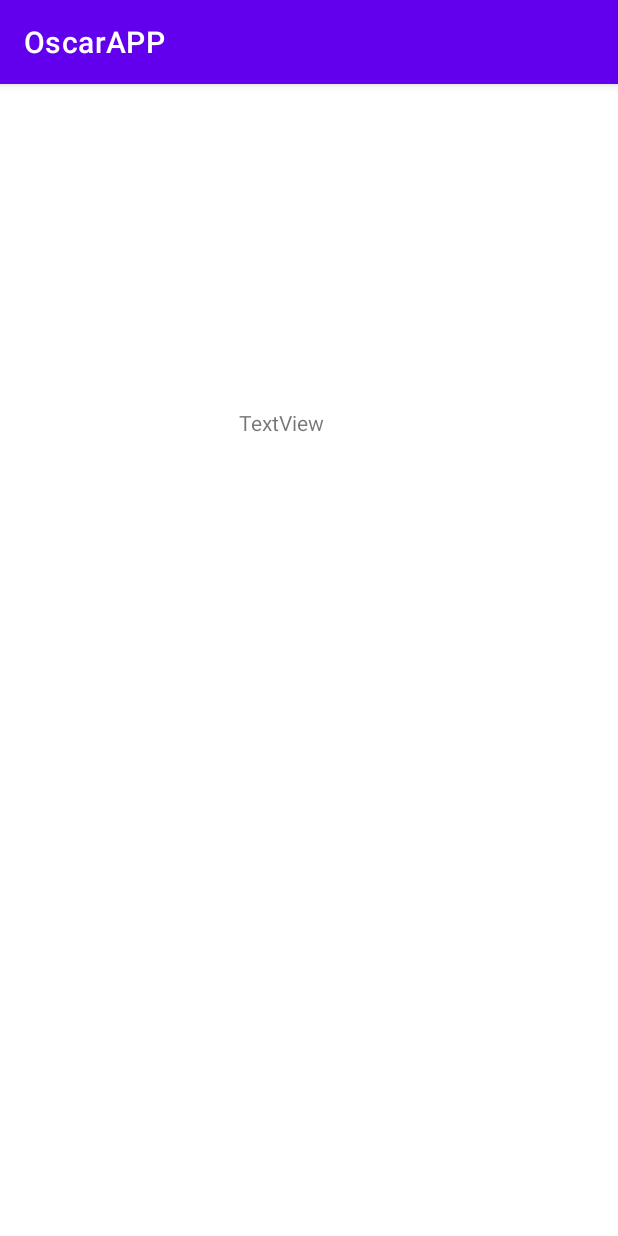
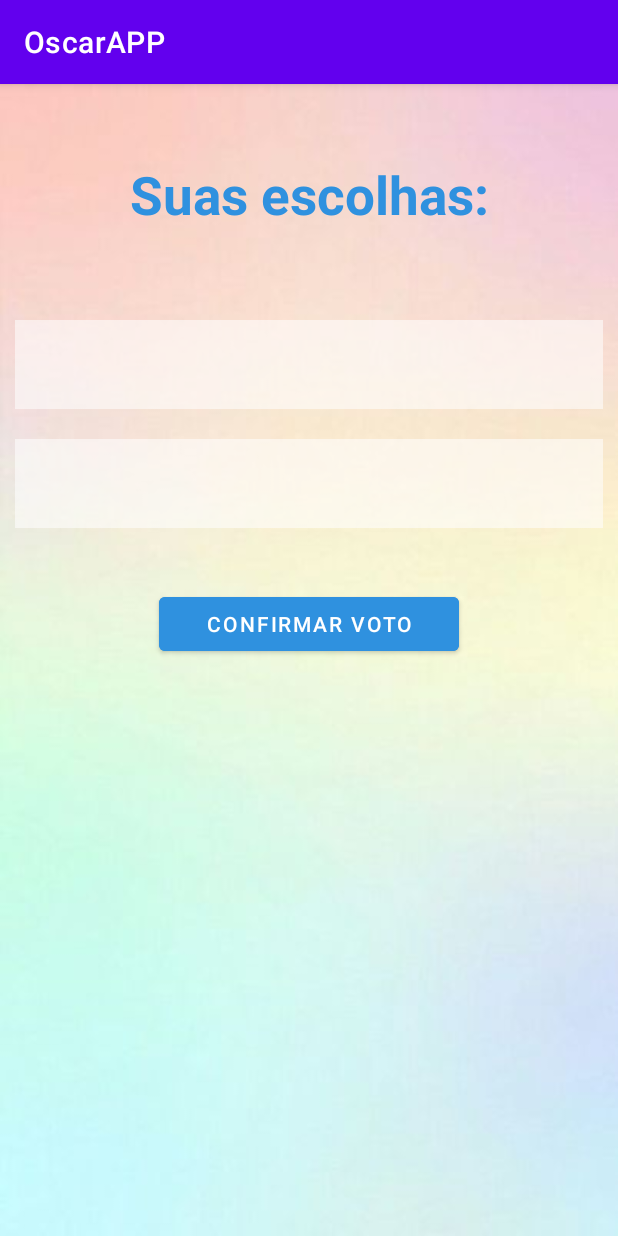
Before and after one commit to AnaDolata/OscarApp, an Android app: the ConfirmVote screen opened directly, with no data from a screen before it, on a phone screen of 412 x 824 dp. Run offline under Robolectric (Android 15) with nearby library versions, the phone set to English and light mode, and no system bars.

Commit message:
Adicionado desing basico

```diff
--- a/app/src/main/java/com/example/oscarapp/ConfirmVote.java
+++ b/app/src/main/java/com/example/oscarapp/ConfirmVote.java
@@ -3,6 +3,7 @@ package com.example.oscarapp;
 import androidx.appcompat.app.AppCompatActivity;
 
 import android.os.Bundle;
+import android.view.View;
 
 public class ConfirmVote extends AppCompatActivity {
 
@@ -11,4 +12,7 @@ public class ConfirmVote extends AppCompatActivity {
         super.onCreate(savedInstanceState);
         setContentView(R.layout.activity_confirm_vote);
     }
+    public void btnConfirmarVoto(View view){
+
+    }
 }
--- a/app/src/main/res/layout/activity_confirm_vote.xml
+++ b/app/src/main/res/layout/activity_confirm_vote.xml
@@ -1,18 +1,70 @@
 <?xml version="1.0" encoding="utf-8"?>
-<androidx.constraintlayout.widget.ConstraintLayout xmlns:android="http://schemas.android.com/apk/res/android"
+<RelativeLayout xmlns:android="http://schemas.android.com/apk/res/android"
     xmlns:app="http://schemas.android.com/apk/res-auto"
     xmlns:tools="http://schemas.android.com/tools"
     android:layout_width="match_parent"
     android:layout_height="match_parent"
-    tools:context=".ConfirmVote">
+    tools:context=".ConfirmVote"
+    android:background="@drawable/geral">
 
     <TextView
-        android:id="@+id/textView2"
+        android:id="@+id/txtEscolhas"
+        android:layout_width="match_parent"
+        android:layout_height="wrap_content"
+        android:layout_marginStart="50dp"
+        android:layout_marginTop="50dp"
+        android:layout_marginEnd="50dp"
+        android:layout_marginBottom="50dp"
+        android:gravity="center"
+        android:text="Suas escolhas:"
+        android:textColor="#2F91DF"
+        android:textSize="35dp"
+        android:textStyle="bold" />
+
+    <TextView
+        android:id="@+id/txtVotoFilme"
+        android:layout_width="match_parent"
+        android:layout_height="wrap_content"
+        android:layout_below="@id/txtEscolhas"
+        android:layout_marginStart="10dp"
+        android:layout_marginTop="10dp"
+        android:layout_marginEnd="10dp"
+        android:layout_marginBottom="10dp"
+        android:background="#90ffffff"
+        android:drawablePadding="10dp"
+        android:padding="20dp"
+        android:textColor="@color/white"
+        android:textColorHint="@color/white"></TextView>
+
+    <TextView
+        android:id="@+id/txtVotoDiretor"
+        android:layout_width="match_parent"
+        android:layout_height="wrap_content"
+        android:layout_below="@id/txtVotoFilme"
+        android:layout_marginStart="10dp"
+        android:layout_marginTop="10dp"
+        android:layout_marginEnd="10dp"
+        android:layout_marginBottom="10dp"
+        android:background="#90ffffff"
+        android:drawablePadding="10dp"
+        android:padding="20dp"
+        android:textColor="@color/white"
+        android:textColorHint="@color/white"></TextView>
+
+    <com.google.android.material.button.MaterialButton
+        android:id="@+id/btnEntrar"
         android:layout_width="wrap_content"
         android:layout_height="wrap_content"
-        android:layout_marginStart="159dp"
-        android:layout_marginTop="216dp"
-        android:text="TextView"
-        app:layout_constraintStart_toStartOf="parent"
-        app:layout_constraintTop_toTopOf="parent" />
-</androidx.constraintlayout.widget.ConstraintLayout>
+        android:layout_below="@id/txtVotoDiretor"
+        android:layout_centerHorizontal="true"
+        android:layout_marginStart="30dp"
+        android:layout_marginTop="30dp"
+        android:layout_marginEnd="30dp"
+
+        android:layout_marginBottom="30dp"
+        android:width="200dp"
+        android:backgroundTint="#2F91DF"
+        android:onClick="btnConfirmarVoto"
+        android:text="Confirmar Voto"></com.google.android.material.button.MaterialButton>
+
+</RelativeLayout>
--- a/app/src/main/res/layout/activity_main.xml
+++ b/app/src/main/res/layout/activity_main.xml
@@ -4,7 +4,9 @@
     xmlns:tools="http://schemas.android.com/tools"
     android:layout_width="match_parent"
     android:layout_height="match_parent"
-    tools:context=".MainActivity">
+    tools:context=".MainActivity"
+    android:background="@drawable/geral"
+    >
 
     <ImageView
         android:id="@+id/imageViewOscar"
```
Also changed, not shown: app/src/main/java/com/example/oscarapp/VoteDirector.java (+5 -12 lines), app/src/main/res/layout/activity_vote_director.xml (+25 -3 lines), app/src/main/res/layout/activity_vote_movie.xml (+35 -12 lines), app/src/main/res/drawable-v24/geral.jpg (renamed from app/src/main/res/drawable-v24/Geral.jpg).
